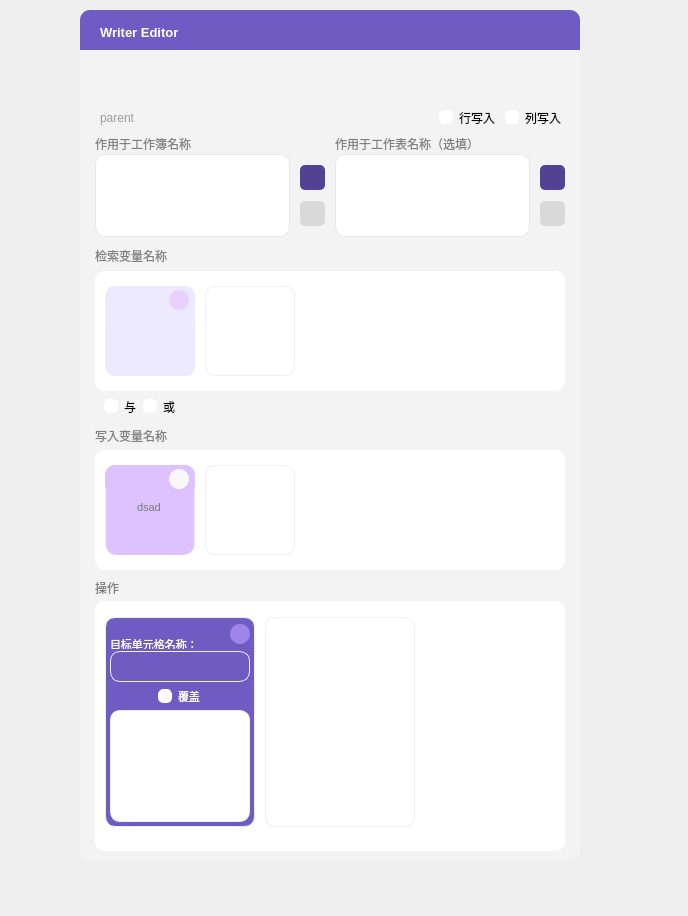
First picture: the form in WriteFunc/WriterEditor.ui, repository RickH-Arch/EazyAccountant_App, before the edit.
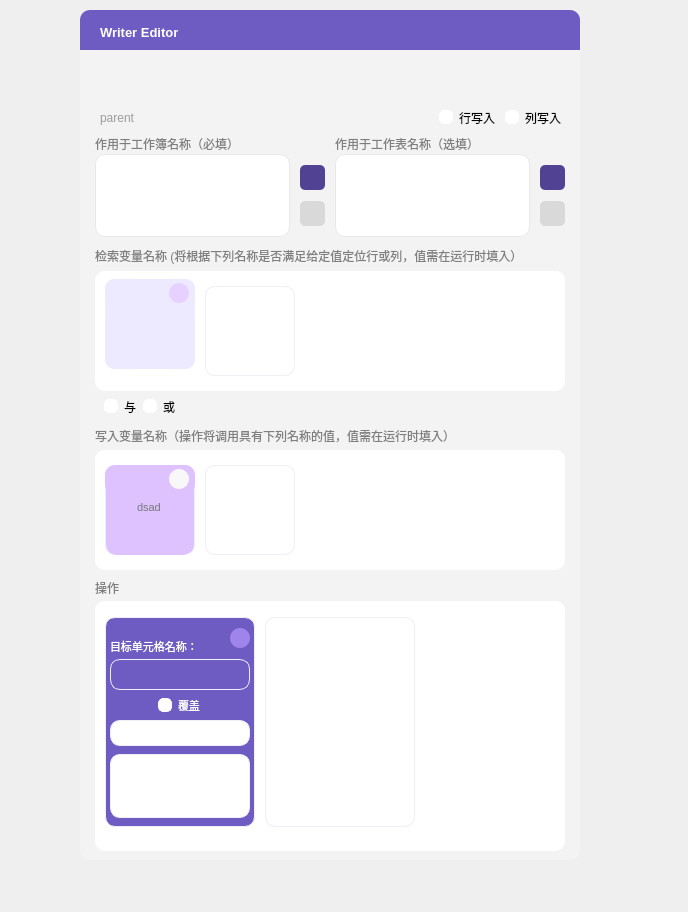
Second picture: the form after the edit. Icons and pictures are not drawn.

Commit message: oprate func now get write cell cord and input val

The edit to the form file:
```diff
--- a/WriteFunc/WriterEditor.ui
+++ b/WriteFunc/WriterEditor.ui
@@ -7,7 +7,7 @@
     <x>0</x>
     <y>0</y>
     <width>688</width>
-    <height>916</height>
+    <height>912</height>
    </rect>
   </property>
   <property name="windowTitle">
@@ -446,7 +446,7 @@
                    <string notr="true">color: rgb(127, 127, 127);</string>
                   </property>
                   <property name="text">
-                   <string>作用于工作簿名称</string>
+                   <string>作用于工作簿名称（必填）</string>
                   </property>
                  </widget>
                 </item>
@@ -845,7 +845,7 @@
              <string notr="true">color: rgb(127, 127, 127);</string>
             </property>
             <property name="text">
-             <string>检索变量名称</string>
+             <string>检索变量名称 (将根据下列名称是否满足给定值定位行或列，值需在运行时填入）</string>
             </property>
            </widget>
           </item>
@@ -986,7 +986,7 @@
               <property name="bottomMargin">
                <number>0</number>
               </property>
-              <item>
+              <item alignment="Qt::AlignVCenter">
                <widget class="QWidget" name="keyName1" native="true">
                 <property name="minimumSize">
                  <size>
@@ -1331,7 +1331,7 @@
              <string notr="true">color: rgb(127, 127, 127);</string>
             </property>
             <property name="text">
-             <string>写入变量名称</string>
+             <string>写入变量名称（操作将调用具有下列名称的值，值需在运行时填入）</string>
             </property>
            </widget>
           </item>
@@ -1934,6 +1934,12 @@
                     </property>
                     <item alignment="Qt::AlignBottom">
                      <widget class="QLabel" name="label_7">
+                      <property name="minimumSize">
+                       <size>
+                        <width>0</width>
+                        <height>13</height>
+                       </size>
+                      </property>
                       <property name="maximumSize">
                        <size>
                         <width>16777215</width>
@@ -2008,7 +2014,7 @@
                    <property name="minimumSize">
                     <size>
                      <width>0</width>
-                     <height>24</height>
+                     <height>14</height>
                     </size>
                    </property>
                    <property name="styleSheet">
@@ -2036,17 +2042,31 @@
                   </widget>
                  </item>
                  <item>
-                  <widget class="QTextEdit" name="text_writer_process">
+                  <widget class="QLineEdit" name="text_writer_input">
                    <property name="minimumSize">
                     <size>
                      <width>0</width>
-                     <height>110</height>
+                     <height>26</height>
+                    </size>
+                   </property>
+                   <property name="styleSheet">
+                    <string notr="true">background-color:rgb(255, 255, 255);
+font: 9pt &quot;Microsoft YaHei UI&quot;;</string>
+                   </property>
+                  </widget>
+                 </item>
+                 <item>
+                  <widget class="QTextEdit" name="text_writer_calculate">
+                   <property name="minimumSize">
+                    <size>
+                     <width>0</width>
+                     <height>64</height>
                     </size>
                    </property>
                    <property name="maximumSize">
                     <size>
                      <width>16777215</width>
-                     <height>112</height>
+                     <height>60</height>
                     </size>
                    </property>
                    <property name="styleSheet">
```
The commit also changes 24 other files.
